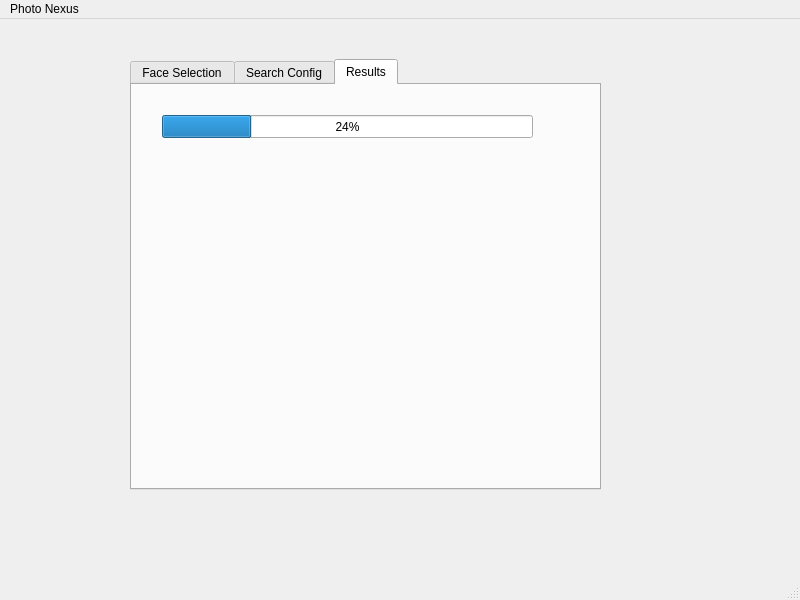
Old version of the form form.ui in the repository su-per-man/Photo-Nexus.
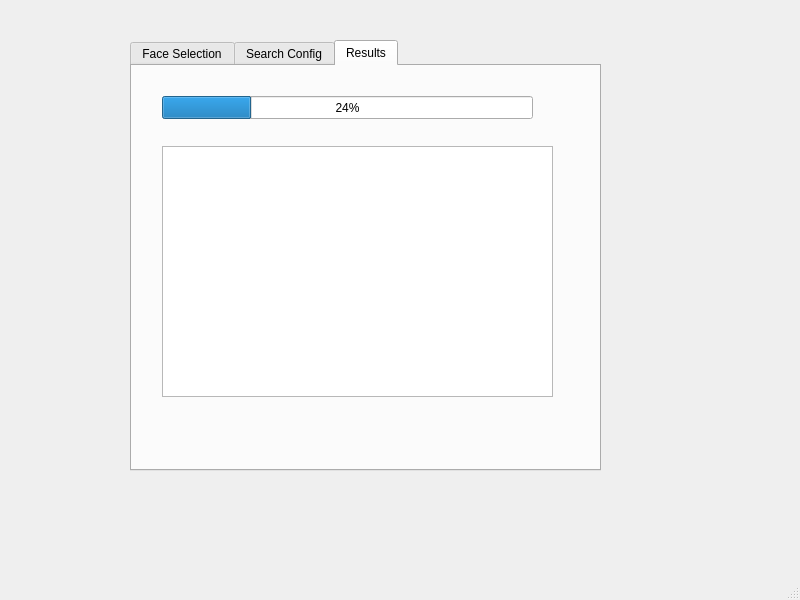
New version of the form. The open tabs and pages were chosen to show the change.

Commit message: Implementing results tab

What changed in the file:
```diff
--- a/form.ui
+++ b/form.ui
@@ -174,6 +174,16 @@
        <number>24</number>
       </property>
      </widget>
+     <widget class="QListWidget" name="lstResults">
+      <property name="geometry">
+       <rect>
+        <x>30</x>
+        <y>80</y>
+        <width>391</width>
+        <height>251</height>
+       </rect>
+      </property>
+     </widget>
     </widget>
    </widget>
   </widget>
@@ -183,15 +193,9 @@
      <x>0</x>
      <y>0</y>
      <width>800</width>
-     <height>22</height>
+     <height>24</height>
     </rect>
    </property>
-   <widget class="QMenu" name="menuPhoto_Nexus">
-    <property name="title">
-     <string>Photo Nexus</string>
-    </property>
-   </widget>
-   <addaction name="menuPhoto_Nexus"/>
   </widget>
   <widget class="QStatusBar" name="statusbar"/>
  </widget>
```
Left out of the diff: 2 changed lines with no effect on the pictures. The commit also changes 2 other files.
